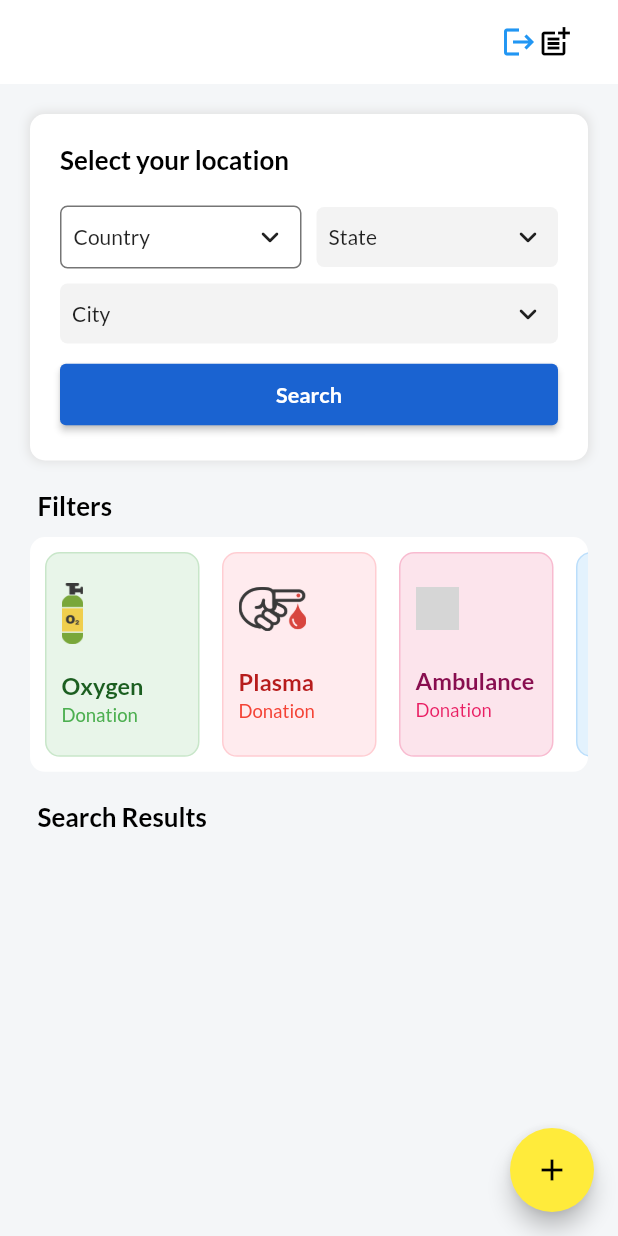
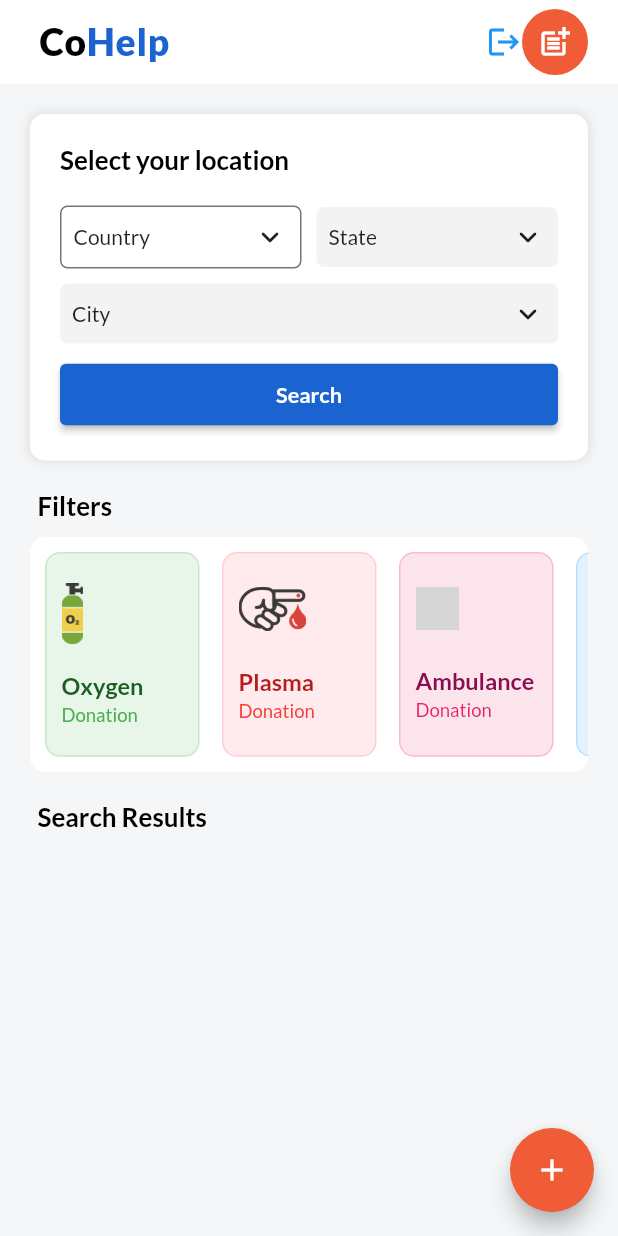
Before and after one commit to Ujjwal-here/Covid-help, a Flutter app: the screen it shows once a user with an empty profile is signed in, on a phone screen of 412 x 824 dp. Run offline on Flutter 3.47's test engine with Material 2 defaults, Android fonts, the phone set to English and light mode, and no system bars; drawn by our look-alikes of csc_picker; our stand-ins replace cloud_firestore, equatable, firebase_auth, firebase_core, get, google_fonts and 1 more; missing offline and left inert: enum_to_string; accounts and stored records are empty; grey boxes are pictures that could not be loaded.

Commit message:
appbar title added

```diff
--- a/lib/screens/homescreen.dart
+++ b/lib/screens/homescreen.dart
@@ -20,8 +20,34 @@ class HomeScreen extends StatelessWidget {
     SizeConfig().init(context);
     return Scaffold(
       appBar: AppBar(
+        title: Container(
+          margin: EdgeInsets.only(left: 10),
+          child: Row(
+            children: [
+              Text(
+                "Co",
+                style: GoogleFonts.lato(
+                  fontSize: SizeConfig.safeBlockHorizontal * 6,
+                  color: Colors.black,
+                  fontWeight: FontWeight.w900,
+                  letterSpacing: 0.5,
+                ),
+              ),
+              Text(
+                "Help",
+                style: GoogleFonts.lato(
+                  fontSize: SizeConfig.safeBlockHorizontal * 6,
+                  color: Color.fromRGBO(26, 99, 209, 1),
+                  fontWeight: FontWeight.w900,
+                  letterSpacing: 0.5,
+                ),
+              ),
+            ],
+          ),
+        ),
         elevation: 0,
         backgroundColor: Colors.white,
+        automaticallyImplyLeading: false,
         actions: [
           GestureDetector(
             onTap: () {
@@ -33,14 +59,19 @@ class HomeScreen extends StatelessWidget {
             ),
           ),
           Container(
-            margin: const EdgeInsets.only(right: 30),
+            padding: EdgeInsets.all(10),
+            decoration: BoxDecoration(
+              shape: BoxShape.circle,
+              color: Color.fromRGBO(239, 92, 54, 1),
+            ),
+            margin: const EdgeInsets.only(right: 20),
             child: GestureDetector(
               onTap: () {
                 Get.to(() => Posts());
               },
               child: Icon(
                 Icons.post_add,
-                color: Colors.black,
+                color: Colors.white,
               ),
             ),
           ),
@@ -582,9 +613,20 @@ class HomeScreen extends StatelessWidget {
               if (controller.noResult.value) {
                 print("This is it");
                 return SliverToBoxAdapter(
+                  child: Container(
+                    margin: const EdgeInsets.only(top: 30),
                     child: Center(
-                  child: Text("No Result Found!"),
-                ));
+                      child: Text(
+                        "No Result Found!",
+                        style: GoogleFonts.lato(
+                          fontWeight: FontWeight.w900,
+                          fontSize: SizeConfig.safeBlockHorizontal * 7,
+                          color: Colors.black,
+                        ),
+                      ),
+                    ),
+                  ),
+                );
               }
 
               if (serviceController.isLoading.value) {
@@ -763,10 +805,10 @@ class HomeScreen extends StatelessWidget {
                 editMode: false,
               ));
         },
-        backgroundColor: Colors.yellow,
+        backgroundColor: Color.fromRGBO(239, 92, 54, 1),
         child: Icon(
           Icons.add,
-          color: Colors.black,
+          color: Colors.white,
         ),
       ),
     );
```
Also changed, not shown: lib/screens/details.dart (+89 -67 lines).
